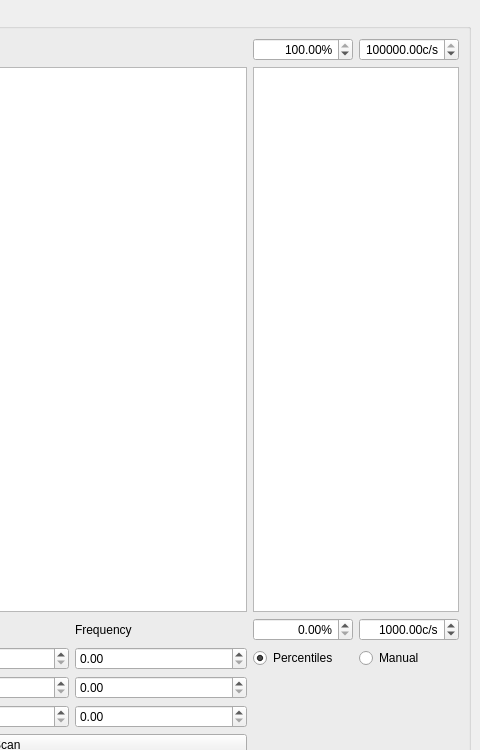
rasjen/qudi, file gui/confocal_own/attocubePositionerGUI.ui: the form before one commit; both pictures show x 302 to 782 and y 0 to 750 of the 782 by 936 pixel window.
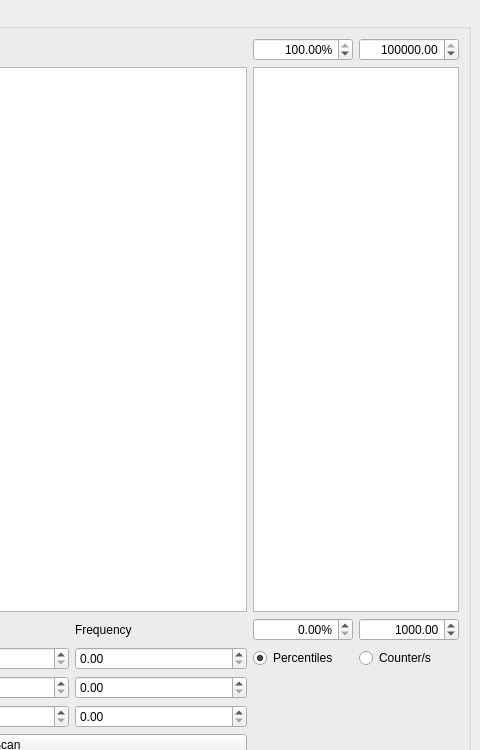
The form after the commit.

Commit message: Output fonctions, amplitude and frequency functions for each axis implementation in gui interface

Patch:
```diff
--- a/gui/confocal_own/attocubePositionerGUI.ui
+++ b/gui/confocal_own/attocubePositionerGUI.ui
@@ -73,7 +73,7 @@
           <bool>true</bool>
          </property>
          <property name="suffix">
-          <string>c/s</string>
+          <string/>
          </property>
          <property name="minimum">
           <double>-1000000000.000000000000000</double>
@@ -189,7 +189,7 @@
           <bool>true</bool>
          </property>
          <property name="suffix">
-          <string>c/s</string>
+          <string/>
          </property>
          <property name="minimum">
           <double>-1000000000.000000000000000</double>
@@ -228,7 +228,7 @@
        <item row="3" column="4">
         <widget class="QRadioButton" name="manualRadioButton">
          <property name="text">
-          <string>Manual</string>
+          <string>Counter/s</string>
          </property>
          <property name="checked">
           <bool>false</bool>
```
The commit also changes 1 other file.
